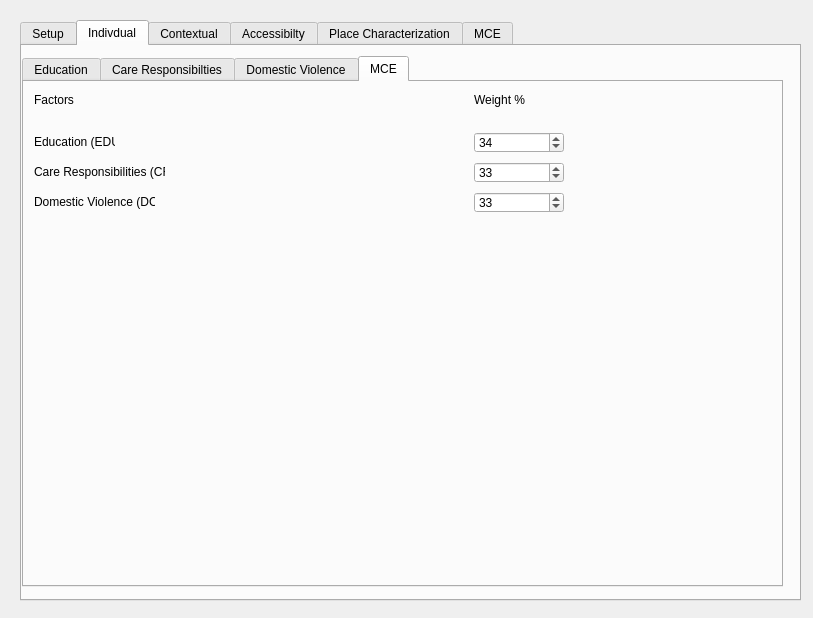
worldbank/GEEST, file gender_indicator_tool/gender_indicator_tool_dialog_base.ui: the form before one commit.
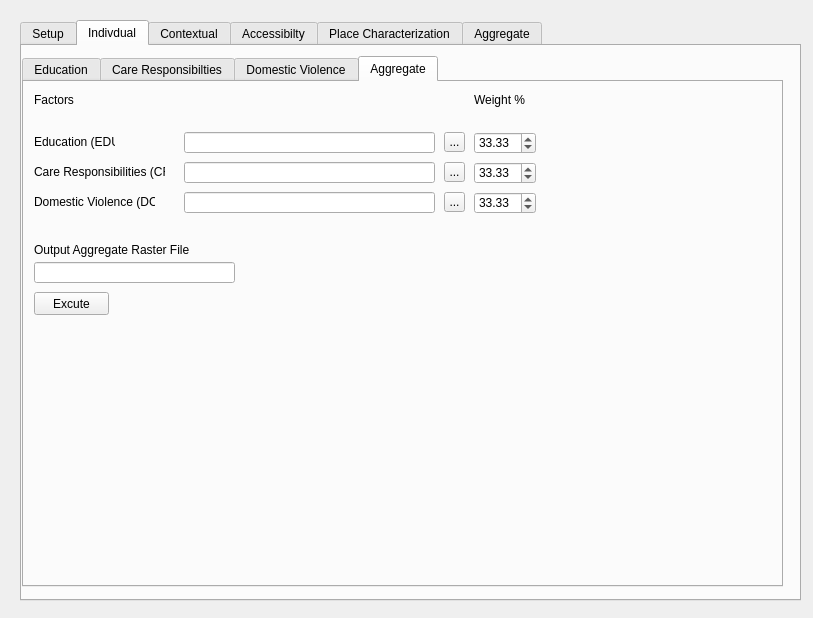
The form after the commit. The open tabs and pages were chosen to show the change. Custom widgets are drawn as their Qt base class.

Commit message: Indivdual Dimension Tab complete

```diff
--- a/gender_indicator_tool/gender_indicator_tool_dialog_base.ui
+++ b/gender_indicator_tool/gender_indicator_tool_dialog_base.ui
@@ -174,16 +174,6 @@
       <attribute name="title">
        <string>Education</string>
       </attribute>
-      <widget class="QgsMapLayerComboBox" name="mMapLayerComboBox">
-       <property name="geometry">
-        <rect>
-         <x>570</x>
-         <y>30</y>
-         <width>160</width>
-         <height>27</height>
-        </rect>
-       </property>
-      </widget>
       <widget class="QLabel" name="label_16">
        <property name="geometry">
         <rect>
@@ -220,16 +210,6 @@
         </rect>
        </property>
       </widget>
-      <widget class="QgsFieldComboBox" name="mFieldComboBox">
-       <property name="geometry">
-        <rect>
-         <x>570</x>
-         <y>70</y>
-         <width>160</width>
-         <height>27</height>
-        </rect>
-       </property>
-      </widget>
       <widget class="QLabel" name="label_7">
        <property name="geometry">
         <rect>
@@ -588,18 +568,8 @@
      </widget>
      <widget class="QWidget" name="tab_12">
       <attribute name="title">
-       <string>MCE</string>
+       <string>Aggregate</string>
       </attribute>
-      <widget class="QgsFileWidget" name="factor2_Field_7">
-       <property name="geometry">
-        <rect>
-         <x>160</x>
-         <y>80</y>
-         <width>281</width>
-         <height>31</height>
-        </rect>
-       </property>
-      </widget>
       <widget class="QLabel" name="label_41">
        <property name="geometry">
         <rect>
@@ -613,22 +583,6 @@
         <string>Education (EDU)</string>
        </property>
       </widget>
-      <widget class="QgsSpinBox" name="rasterizeWeight_spinBox_8">
-       <property name="geometry">
-        <rect>
-         <x>450</x>
-         <y>110</y>
-         <width>90</width>
-         <height>21</height>
-        </rect>
-       </property>
-       <property name="maximum">
-        <number>100</number>
-       </property>
-       <property name="value">
-        <number>33</number>
-       </property>
-      </widget>
       <widget class="QLabel" name="label_43">
        <property name="geometry">
         <rect>
@@ -668,32 +622,6 @@
         <string>Domestic Violence (DOV)</string>
        </property>
       </widget>
-      <widget class="QgsFileWidget" name="factor1_Field_3">
-       <property name="geometry">
-        <rect>
-         <x>160</x>
-         <y>50</y>
-         <width>281</width>
-         <height>31</height>
-        </rect>
-       </property>
-      </widget>
-      <widget class="QgsSpinBox" name="rasterizeWeight_spinBox_9">
-       <property name="geometry">
-        <rect>
-         <x>450</x>
-         <y>80</y>
-         <width>90</width>
-         <height>21</height>
-        </rect>
-       </property>
-       <property name="maximum">
-        <number>100</number>
-       </property>
-       <property name="value">
-        <number>33</number>
-       </property>
-      </widget>
       <widget class="QLabel" name="label_46">
        <property name="geometry">
         <rect>
@@ -707,31 +635,170 @@
         <string>Factors</string>
        </property>
       </widget>
-      <widget class="QgsSpinBox" name="IDWweight_spinBox_3">
+      <widget class="QgsFilterLineEdit" name="EDU_Aggregate_Field">
        <property name="geometry">
         <rect>
-         <x>450</x>
+         <x>160</x>
          <y>50</y>
-         <width>90</width>
+         <width>251</width>
          <height>21</height>
         </rect>
        </property>
+       <property name="qgisRelation" stdset="0">
+        <string notr="true"/>
+       </property>
+      </widget>
+      <widget class="QToolButton" name="EDU_Aggregate_TB">
+       <property name="geometry">
+        <rect>
+         <x>420</x>
+         <y>50</y>
+         <width>21</width>
+         <height>20</height>
+        </rect>
+       </property>
+       <property name="text">
+        <string>...</string>
+       </property>
+      </widget>
+      <widget class="QgsFilterLineEdit" name="CRE_Aggregate_Field">
+       <property name="geometry">
+        <rect>
+         <x>160</x>
+         <y>80</y>
+         <width>251</width>
+         <height>21</height>
+        </rect>
+       </property>
+       <property name="qgisRelation" stdset="0">
+        <string notr="true"/>
+       </property>
+      </widget>
+      <widget class="QgsFilterLineEdit" name="DOV_Aggregate_Field">
+       <property name="geometry">
+        <rect>
+         <x>160</x>
+         <y>110</y>
+         <width>251</width>
+         <height>21</height>
+        </rect>
+       </property>
+       <property name="qgisRelation" stdset="0">
+        <string notr="true"/>
+       </property>
+      </widget>
+      <widget class="QToolButton" name="CRE_Aggregate_TB">
+       <property name="geometry">
+        <rect>
+         <x>420</x>
+         <y>80</y>
+         <width>21</width>
+         <height>20</height>
+        </rect>
+       </property>
+       <property name="text">
+        <string>...</string>
+       </property>
+      </widget>
+      <widget class="QToolButton" name="DOV_Aggregate_TB">
+       <property name="geometry">
+        <rect>
+         <x>420</x>
+         <y>110</y>
+         <width>21</width>
+         <height>20</height>
+        </rect>
+       </property>
+       <property name="text">
+        <string>...</string>
+       </property>
+      </widget>
+      <widget class="QgsFilterLineEdit" name="Indivdual_AggregateOutput_Field">
+       <property name="geometry">
+        <rect>
+         <x>10</x>
+         <y>180</y>
+         <width>201</width>
+         <height>21</height>
+        </rect>
+       </property>
+       <property name="qgisRelation" stdset="0">
+        <string notr="true"/>
+       </property>
+      </widget>
+      <widget class="QLabel" name="label_81">
+       <property name="geometry">
+        <rect>
+         <x>10</x>
+         <y>160</y>
+         <width>231</width>
+         <height>16</height>
+        </rect>
+       </property>
+       <property name="text">
+        <string>Output Aggregate Raster File</string>
+       </property>
+      </widget>
+      <widget class="QPushButton" name="Indivdual_AggregateExecute_PB">
+       <property name="geometry">
+        <rect>
+         <x>10</x>
+         <y>210</y>
+         <width>75</width>
+         <height>23</height>
+        </rect>
+       </property>
+       <property name="text">
+        <string>Excute</string>
+       </property>
+      </widget>
+      <widget class="QDoubleSpinBox" name="EDU_Aggregate_SB">
+       <property name="geometry">
+        <rect>
+         <x>450</x>
+         <y>50</y>
+         <width>62</width>
+         <height>22</height>
+        </rect>
+       </property>
        <property name="maximum">
-        <number>100</number>
+        <double>100.000000000000000</double>
        </property>
        <property name="value">
-        <number>34</number>
+        <double>33.329999999999998</double>
        </property>
       </widget>
-      <widget class="QgsFileWidget" name="factor2_Field_9">
+      <widget class="QDoubleSpinBox" name="CRE_Aggregate_SB">
        <property name="geometry">
         <rect>
-         <x>160</x>
+         <x>450</x>
+         <y>80</y>
+         <width>62</width>
+         <height>22</height>
+        </rect>
+       </property>
+       <property name="maximum">
+        <double>100.000000000000000</double>
+       </property>
+       <property name="value">
+        <double>33.329999999999998</double>
+       </property>
+      </widget>
+      <widget class="QDoubleSpinBox" name="DOV_Aggregate_SB">
+       <property name="geometry">
+        <rect>
+         <x>450</x>
          <y>110</y>
-         <width>281</width>
-         <height>31</height>
+         <width>62</width>
+         <height>22</height>
         </rect>
        </property>
+       <property name="maximum">
+        <double>100.000000000000000</double>
+       </property>
+       <property name="value">
+        <double>33.329999999999998</double>
+       </property>
       </widget>
      </widget>
     </widget>
@@ -750,7 +817,7 @@
       </rect>
      </property>
      <property name="currentIndex">
-      <number>0</number>
+      <number>2</number>
      </property>
      <widget class="QWidget" name="tab_14">
       <attribute name="title">
@@ -764,7 +831,7 @@
      </widget>
      <widget class="QWidget" name="tab_16">
       <attribute name="title">
-       <string>MCE</string>
+       <string>Aggregate</string>
       </attribute>
       <widget class="QgsSpinBox" name="rasterizeWeight_spinBox_11">
        <property name="geometry">
@@ -887,7 +954,7 @@
       </rect>
      </property>
      <property name="currentIndex">
-      <number>1</number>
+      <number>6</number>
      </property>
      <widget class="QWidget" name="tab_17">
       <attribute name="title">
@@ -1521,7 +1588,7 @@
      </widget>
      <widget class="QWidget" name="tab_23">
       <attribute name="title">
-       <string>MCE</string>
+       <string>Aggregate</string>
       </attribute>
       <widget class="QLabel" name="label_49">
        <property name="geometry">
@@ -1804,44 +1871,69 @@
      </property>
      <widget class="QWidget" name="tab_24">
       <attribute name="title">
-       <string>Women's Travel Patterns</string>
+       <string>Walkability</string>
       </attribute>
      </widget>
      <widget class="QWidget" name="tab_25">
       <attribute name="title">
-       <string>Public Transport</string>
+       <string>Cycleways</string>
       </attribute>
      </widget>
      <widget class="QWidget" name="tab_26">
       <attribute name="title">
-       <string>Education and Training</string>
+       <string>Public Transport</string>
       </attribute>
      </widget>
      <widget class="QWidget" name="tab_27">
       <attribute name="title">
-       <string>Jobs</string>
+       <string>Urban Design</string>
       </attribute>
      </widget>
      <widget class="QWidget" name="tab_28">
       <attribute name="title">
-       <string>Health Facilities</string>
+       <string>Security</string>
       </attribute>
      </widget>
      <widget class="QWidget" name="tab_29">
       <attribute name="title">
-       <string>Finance Facilities</string>
+       <string>Income Level</string>
+      </attribute>
+     </widget>
+     <widget class="QWidget" name="tab_4">
+      <attribute name="title">
+       <string>Electrical Access</string>
+      </attribute>
+     </widget>
+     <widget class="QWidget" name="tab_5">
+      <attribute name="title">
+       <string>Urbanization</string>
+      </attribute>
+     </widget>
+     <widget class="QWidget" name="tab_13">
+      <attribute name="title">
+       <string>Housing</string>
+      </attribute>
+     </widget>
+     <widget class="QWidget" name="tab_31">
+      <attribute name="title">
+       <string>Digital Inclusion</string>
+      </attribute>
+     </widget>
+     <widget class="QWidget" name="tab_32">
+      <attribute name="title">
+       <string>Natural Environment</string>
       </attribute>
      </widget>
      <widget class="QWidget" name="tab_30">
       <attribute name="title">
-       <string>MCE</string>
+       <string>Aggregate</string>
       </attribute>
      </widget>
     </widget>
    </widget>
    <widget class="QWidget" name="tab_3">
     <attribute name="title">
-     <string>MCE</string>
+     <string>Aggregate</string>
     </attribute>
     <widget class="QLabel" name="label_18">
      <property name="geometry">
@@ -1856,19 +1948,6 @@
       <string>Dimensions</string>
      </property>
     </widget>
-    <widget class="QLabel" name="label_19">
-     <property name="geometry">
-      <rect>
-       <x>420</x>
-       <y>10</y>
-       <width>81</width>
-       <height>16</height>
-      </rect>
-     </property>
-     <property name="text">
-      <string>Weight %</string>
-     </property>
-    </widget>
     <widget class="QgsFileWidget" name="factor1_Field">
      <property name="geometry">
       <rect>
@@ -1889,38 +1968,6 @@
       </rect>
      </property>
     </widget>
-    <widget class="QgsSpinBox" name="IDWweight_spinBox">
-     <property name="geometry">
-      <rect>
-       <x>420</x>
-       <y>50</y>
-       <width>90</width>
-       <height>21</height>
-      </rect>
-     </property>
-     <property name="maximum">
-      <number>100</number>
-     </property>
-     <property name="value">
-      <number>17</number>
-     </property>
-    </widget>
-    <widget class="QgsSpinBox" name="rasterizeWeight_spinBox">
-     <property name="geometry">
-      <rect>
-       <x>420</x>
-       <y>80</y>
-       <width>90</width>
-       <height>21</height>
-      </rect>
-     </property>
-     <property name="maximum">
-      <number>100</number>
-     </property>
-     <property name="value">
-      <number>17</number>
-     </property>
-    </widget>
     <widget class="QLabel" name="label_20">
      <property name="geometry">
       <rect>
@@ -2022,38 +2069,6 @@
       <string>Accessibility</string>
      </property>
     </widget>
-    <widget class="QgsSpinBox" name="rasterizeWeight_spinBox_2">
-     <property name="geometry">
-      <rect>
-       <x>420</x>
-       <y>110</y>
-       <width>90</width>
-       <height>21</height>
-      </rect>
-     </property>
-     <property name="maximum">
-      <number>100</number>
-     </property>
-     <property name="value">
-      <number>33</number>
-     </property>
-    </widget>
-    <widget class="QgsSpinBox" name="rasterizeWeight_spinBox_3">
-     <property name="geometry">
-      <rect>
-       <x>420</x>
-       <y>140</y>
-       <width>90</width>
-       <height>21</height>
-      </rect>
-     </property>
-     <property name="maximum">
-      <number>100</number>
-     </property>
-     <property name="value">
-      <number>33</number>
-     </property>
-    </widget>
     <widget class="QLabel" name="label_26">
      <property name="geometry">
       <rect>
@@ -2081,11 +2096,6 @@
   </widget>
  </widget>
  <customwidgets>
-  <customwidget>
-   <class>QgsFieldComboBox</class>
-   <extends>QComboBox</extends>
-   <header>qgsfieldcombobox.h</header>
-  </customwidget>
   <customwidget>
    <class>QgsFileWidget</class>
    <extends>QWidget</extends>
@@ -2096,11 +2106,6 @@
    <extends>QLineEdit</extends>
    <header>qgsfilterlineedit.h</header>
   </customwidget>
-  <customwidget>
-   <class>QgsMapLayerComboBox</class>
-   <extends>QComboBox</extends>
-   <header>qgsmaplayercombobox.h</header>
-  </customwidget>
   <customwidget>
    <class>QgsProjectionSelectionWidget</class>
    <extends>QWidget</extends>
```
The commit also changes 2 other files.
